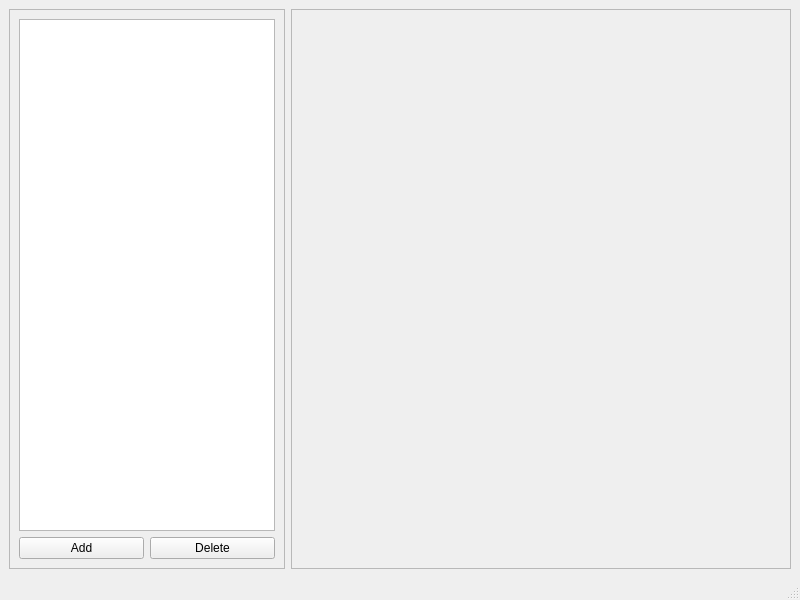
Above: gui.ui from farzadasgari/PDFPyMerger before the change. Below: the same form after it.
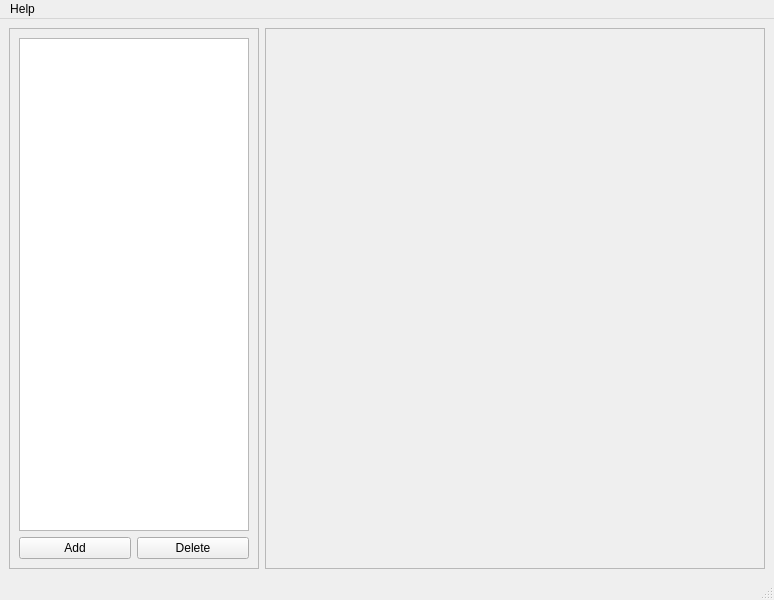
That is the form after the change. Icons and pictures are not drawn.

Commit message: Initializing Info Dialog

Patch:
```diff
--- a/gui.ui
+++ b/gui.ui
@@ -6,7 +6,7 @@
    <rect>
     <x>0</x>
     <y>0</y>
-    <width>800</width>
+    <width>774</width>
     <height>600</height>
    </rect>
   </property>
@@ -120,10 +120,19 @@
     <rect>
      <x>0</x>
      <y>0</y>
-     <width>800</width>
+     <width>774</width>
      <height>22</height>
     </rect>
    </property>
+   <widget class="QMenu" name="menuFile">
+    <property name="title">
+     <string>Help</string>
+    </property>
+    <addaction name="actionAdd"/>
+    <addaction name="separator"/>
+    <addaction name="actionInfo"/>
+   </widget>
+   <addaction name="menuFile"/>
   </widget>
   <widget class="QStatusBar" name="statusbar"/>
  </widget>
```
Left out of the diff: 12 changed lines with no effect on the pictures. The commit also changes 2 other files.
